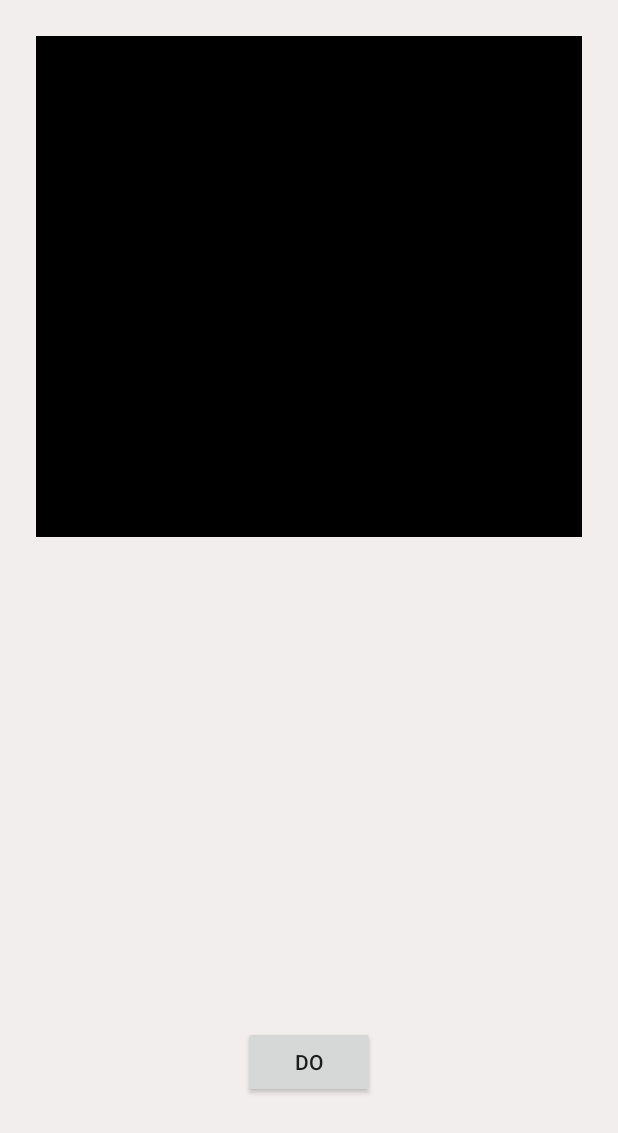
After one commit to Slava0505/PAIN, an Android app: the SplinesActivity screen opened directly, with no data from a screen before it, on a phone screen of 412 x 824 dp. The commit adds this screen. Shown: the top 1133 px of the screen. Run offline under Robolectric (Android 15) with nearby library versions, the phone set to English and light mode, and no system bars.

Commit message:
Add photo and create points

```diff
--- a/app/src/main/AndroidManifest.xml
+++ b/app/src/main/AndroidManifest.xml
@@ -9,7 +9,10 @@
             android:roundIcon="@mipmap/ic_launcher_round"
             android:supportsRtl="true"
             android:theme="@style/AppTheme">
-        <activity android:name="com.example.pain_1.BilinearActivity">
+        <activity
+                android:name="com.example.pain_1.SplinesActivity"
+                android:label="@string/title_activity_splines"
+                android:theme="@style/AppTheme.NoActionBar">
         </activity>
         <activity
                 android:name="com.example.pain_1.FilterActivity"
--- a/app/src/main/java/com/example/pain_1/EditorActivity.kt
+++ b/app/src/main/java/com/example/pain_1/EditorActivity.kt
@@ -30,6 +30,11 @@ class EditorActivity : AppCompatActivity() {
             bilin.data= this.intent.data
             startActivity(bilin)
         }
+        line_button.setOnClickListener {
+            val splines= Intent(this, SplinesActivity::class.java)
+            splines.data= this.intent.data
+            startActivity(splines)
+        }
     }
 
 
--- /dev/null
+++ b/app/src/main/java/com/example/pain_1/SplinesActivity.kt
@@ -0,0 +1,67 @@
+package com.example.pain_1
+
+import android.graphics.Bitmap
+import android.graphics.Color
+import android.graphics.drawable.BitmapDrawable
+import android.support.v7.app.AppCompatActivity
+import android.os.Bundle
+import android.text.method.TextKeyListener.clear
+import android.view.MotionEvent
+import android.view.View.X
+import android.widget.Toast
+import codestart.info.kotlinphoto.R
+import kotlinx.android.synthetic.main.activity_astar.*
+import kotlinx.android.synthetic.main.activity_filter.*
+import kotlinx.android.synthetic.main.activity_splines.*
+import kotlin.math.floor
+
+class SplinesActivity : AppCompatActivity() {
+    val X = ArrayList<Int>()
+    val Y = ArrayList<Int>()
+    override fun onCreate(savedInstanceState: Bundle?) {
+        super.onCreate(savedInstanceState)
+        setContentView(R.layout.activity_splines)
+        val cururi=intent.data
+        image1.setImageURI(cururi)
+
+
+
+
+        this.image1.setOnTouchListener { v, motionEvent ->
+            val orig = (image1.drawable as BitmapDrawable).bitmap
+            val imag = Bitmap.createBitmap(orig.width, orig.height, Bitmap.Config.ARGB_8888)
+            var x = (floor(motionEvent.x) * imag.width / image1.width).toInt()
+            var y = (floor(motionEvent.y) * imag.height / image1.height).toInt()
+            if (x < 0) {
+                x = 0
+            }
+            if (y < 0) {
+                y = 0
+            }
+            if (x >= imag.width) {
+                x = imag.width - 1
+            }
+            if (y >= imag.height) {
+                y = imag.height - 1
+            }
+            var red = 255
+            var green = 255
+            var blue = 255
+            X.add(x)
+            Y.add(y)
+            Thread.sleep(1_000)
+            println(motionEvent.getAction())
+            imag.setPixel(x, y, Color.rgb(red, green, blue))
+            image1.setImageBitmap(Bitmap.createScaledBitmap(imag, 1000, 1000, true))
+            true
+        }
+    }
+
+
+    fun draw_splines()
+    {
+        for (i in 1..X.size/2){
+
+        }
+    }
+}
--- /dev/null
+++ b/app/src/main/res/layout/activity_splines.xml
@@ -0,0 +1,45 @@
+<?xml version="1.0" encoding="utf-8"?>
+<android.support.constraint.ConstraintLayout
+        xmlns:android="http://schemas.android.com/apk/res/android"
+        xmlns:tools="http://schemas.android.com/tools"
+        xmlns:app="http://schemas.android.com/apk/res-auto"
+        android:layout_width="match_parent"
+        android:layout_height="match_parent"
+        tools:context=".SplinesAtivity" android:background="@color/colorBackground">
+
+    <ImageView
+            android:src="@android:color/black"
+            android:layout_width="0dp"
+            android:layout_height="0dp"
+            android:id="@+id/image1" app:layout_constraintEnd_toEndOf="parent" android:layout_marginEnd="24dp"
+            app:layout_constraintStart_toStartOf="parent" android:layout_marginStart="24dp"
+            app:layout_constraintHorizontal_bias="0.488" android:layout_marginTop="24dp"
+            app:layout_constraintTop_toTopOf="parent"
+            android:contentDescription="@string/todo" android:layout_marginBottom="16dp"
+            app:layout_constraintBottom_toTopOf="@+id/guideline6"
+            android:scaleType="fitXY"            android:adjustViewBounds="true"/>
+
+    <android.support.constraint.Guideline
+            android:orientation="horizontal"
+            android:layout_width="wrap_content"
+            android:layout_height="wrap_content" app:layout_constraintGuide_begin="498dp" android:id="@+id/guideline3"/>
+    <android.support.constraint.Guideline
+            android:orientation="horizontal"
+            android:layout_width="wrap_content"
+            android:layout_height="wrap_content" app:layout_constraintGuide_begin="592dp" android:id="@+id/guideline4"/>
+    <Button
+            android:text="@string/aGo"
+            android:layout_width="wrap_content"
+            android:layout_height="wrap_content"
+            android:id="@+id/buttonGoA" app:layout_constraintStart_toStartOf="parent" android:layout_marginStart="8dp"
+            app:layout_constraintEnd_toEndOf="parent" android:layout_marginEnd="8dp" android:layout_marginBottom="8dp"
+            app:layout_constraintBottom_toBottomOf="parent" android:layout_marginTop="8dp"
+            app:layout_constraintTop_toTopOf="@+id/guideline4"/>
+    <android.support.constraint.Guideline
+            android:orientation="horizontal"
+            android:layout_width="wrap_content"
+            android:layout_height="wrap_content" app:layout_constraintGuide_begin="374dp" android:id="@+id/guideline6"/>
+
+
+
+</android.support.constraint.ConstraintLayout>
--- a/app/src/main/res/values/dimens.xml
+++ b/app/src/main/res/values/dimens.xml
@@ -2,4 +2,5 @@
     <!-- Default screen margins, per the Android Design guidelines. -->
     <dimen name="activity_horizontal_margin">16dp</dimen>
     <dimen name="activity_vertical_margin">16dp</dimen>
+    <dimen name="fab_margin">16dp</dimen>
 </resources>
--- a/app/src/main/res/values/strings.xml
+++ b/app/src/main/res/values/strings.xml
@@ -46,4 +46,5 @@
         <item>Negative</item>
         <item>Circular</item>
     </string-array>
+    <string name="title_activity_splines">SplinesActivity</string>
 </resources>
--- a/app/src/main/res/values/styles.xml
+++ b/app/src/main/res/values/styles.xml
@@ -7,5 +7,11 @@
         <item name="colorPrimaryDark">@color/colorPrimaryDark</item>
         <item name="colorAccent">@color/colorAccent</item>
     </style>
+    <style name="AppTheme.NoActionBar">
+        <item name="windowActionBar">false</item>
+        <item name="windowNoTitle">true</item>
+    </style>
+    <style name="AppTheme.AppBarOverlay" parent="ThemeOverlay.AppCompat.Dark.ActionBar"/>
+    <style name="AppTheme.PopupOverlay" parent="ThemeOverlay.AppCompat.Light"/>
 
 </resources>
```
Also changed, not shown: app/src/main/res/layout/content_splines.xml (added, +12 -0 lines).
